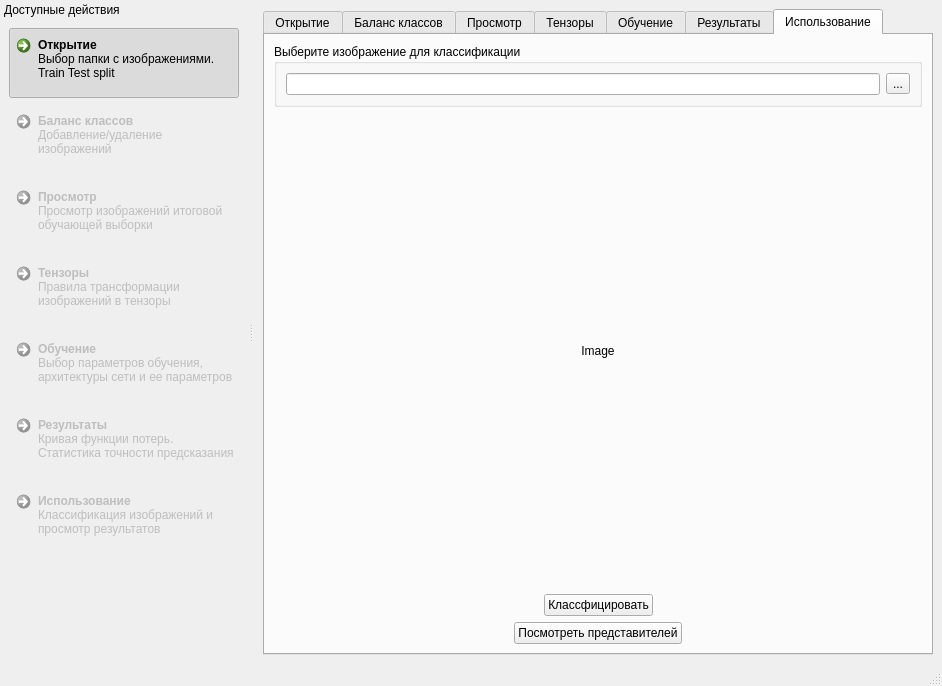
gurmaaan/MedNN, file qt_cpp_project/mainwindow.ui: the form before one commit.
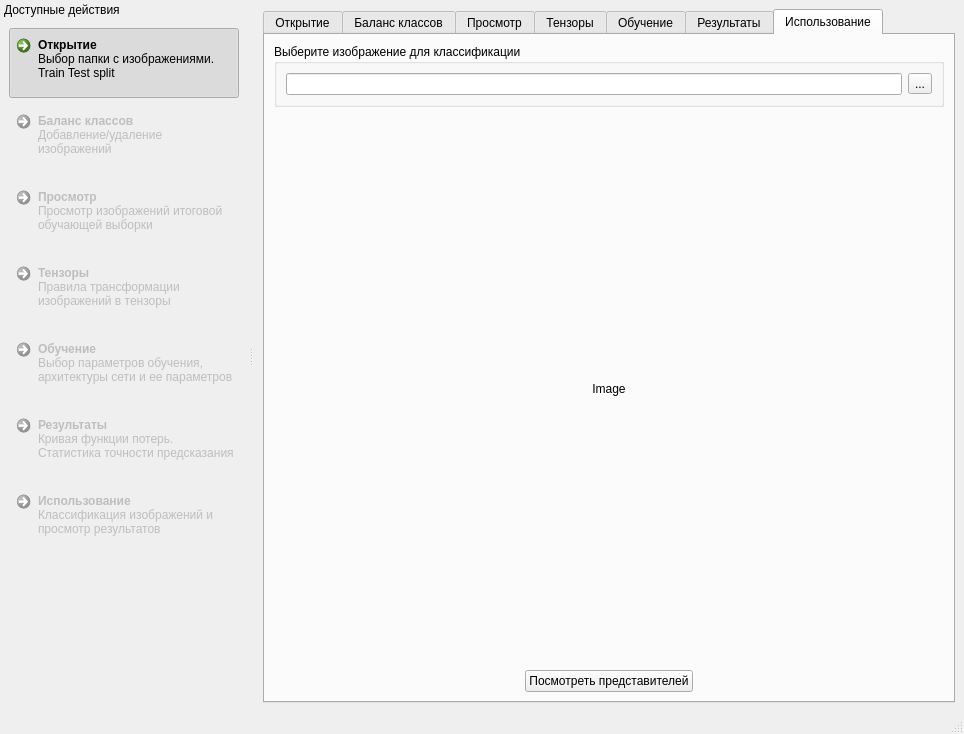
The form after the commit. The open tabs and pages were chosen to show the change. Icons and pictures are not drawn.

Commit message: Интерфейс предсказания готов

What changed in the file:
```diff
--- a/qt_cpp_project/mainwindow.ui
+++ b/qt_cpp_project/mainwindow.ui
@@ -9,8 +9,8 @@
    <rect>
     <x>0</x>
     <y>0</y>
-    <width>942</width>
-    <height>686</height>
+    <width>964</width>
+    <height>734</height>
    </rect>
   </property>
   <property name="minimumSize">
@@ -1353,8 +1353,8 @@
           </property>
           <property name="minimumSize">
            <size>
-            <width>150</width>
-            <height>150</height>
+            <width>200</width>
+            <height>200</height>
            </size>
           </property>
           <property name="text">
@@ -1365,43 +1365,6 @@
           </property>
          </widget>
         </item>
-        <item>
-         <layout class="QHBoxLayout" name="horizontalLayout_17">
-          <item>
-           <spacer name="horizontalSpacer_8">
-            <property name="orientation">
-             <enum>Qt::Horizontal</enum>
-            </property>
-            <property name="sizeHint" stdset="0">
-             <size>
-              <width>40</width>
-              <height>20</height>
-             </size>
-            </property>
-           </spacer>
-          </item>
-          <item>
-           <widget class="QPushButton" name="t6_btn_predict">
-            <property name="text">
-             <string>Классфицировать</string>
-            </property>
-           </widget>
-          </item>
-          <item>
-           <spacer name="horizontalSpacer_9">
-            <property name="orientation">
-             <enum>Qt::Horizontal</enum>
-            </property>
-            <property name="sizeHint" stdset="0">
-             <size>
-              <width>40</width>
-              <height>20</height>
-             </size>
-            </property>
-           </spacer>
-          </item>
-         </layout>
-        </item>
         <item>
          <layout class="QVBoxLayout" name="t6_lytH_results"/>
         </item>
```
Left out of the diff: 37 changed lines with no effect on the pictures. Lines whose indentation alone changed are shown as unchanged. The commit also changes 4 other files.
